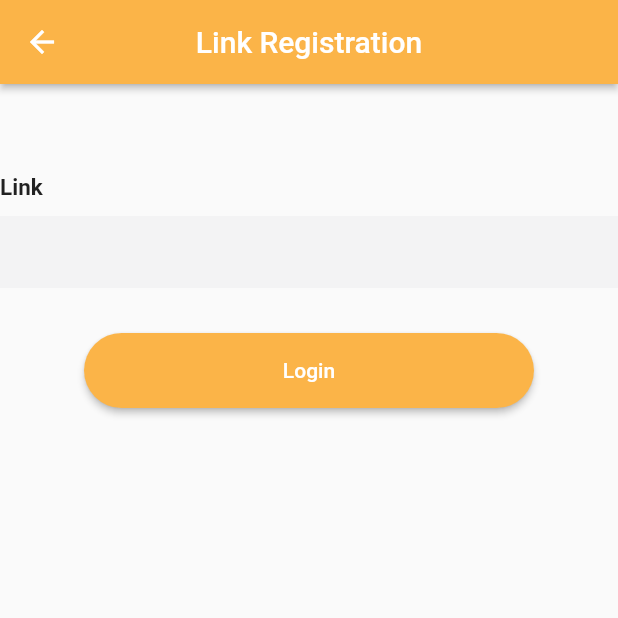
After one commit to LukksMatthaus/flu_link_short, a Flutter app: the HomePage screen opened by its route, after a tap on the "add" icon, on a phone screen of 412 x 824 dp, the top half of it. The commit adds this screen. Run offline on Flutter 3.47's test engine with Material 2 defaults, Android fonts, the phone set to English and light mode, and no system bars; drawn by our look-alikes of rounded_loading_button; our stand-ins replace get; accounts and stored records are empty.

Commit message:
Link shrink and registration

```diff
--- /dev/null
+++ b/lib/controllers/linkRegisterController.dart
@@ -0,0 +1,34 @@
+import 'package:flu_link_short/models/linkModel.dart';
+import 'package:flu_link_short/services/api.dart';
+import 'package:get/get.dart';
+
+class LinkRegisterController extends GetxController {
+  final api = API();
+
+  String dest;
+  Link link;
+  setDest(d) {
+    dest = d;
+  }
+
+  Future<bool> registerLink(int id, String token) async {
+    var temp = await api.shrinkLink(dest);
+    if (temp != null) {
+      link = new Link(
+          data: DateTime.now().toUtc().toIso8601String(),
+          shortLink: 'https://' + temp['shortUrl'],
+          original: dest);
+      print(link.data);
+      print(link.shortLink);
+      print(link.original);
+
+      var temp2 = await api.registerLink(
+          link.shortLink, link.original, link.data, id, token);
+      if (temp2 != null)
+        return Future<bool>.value(true);
+      else
+        return Future<bool>.value(false);
+    } else
+      return Future<bool>.value(false);
+  }
+}
--- a/lib/main.dart
+++ b/lib/main.dart
@@ -1,9 +1,11 @@
+import 'package:flu_link_short/controllers/linkRegisterController.dart';
 import 'package:flu_link_short/controllers/signupcontroller.dart';
 import 'package:flu_link_short/controllers/userController.dart';
 import 'package:flu_link_short/pages/all/login.dart';
 import 'package:flu_link_short/pages/all/singup.dart';
 import 'package:flu_link_short/pages/all/welcome.dart';
 import 'package:flu_link_short/pages/user/home.dart';
+import 'package:flu_link_short/pages/user/linkRegister.dart';
 import 'package:flutter/material.dart';
 import 'package:flutter/services.dart';
 import 'package:flutter_localizations/flutter_localizations.dart';
@@ -17,6 +19,8 @@ void main() {
 class MyApp extends StatelessWidget {
   final SignUpController controller = Get.put(SignUpController());
   final UserController userController = Get.put(UserController());
+  final LinkRegisterController linkController =
+      Get.put(LinkRegisterController());
   @override
   Widget build(BuildContext context) {
     return GetMaterialApp(
@@ -29,7 +33,8 @@ class MyApp extends StatelessWidget {
         GetPage(name: '/', page: () => WelcomePage()),
         GetPage(name: '/signup', page: () => SignUpPage()),
         GetPage(name: '/login', page: () => Loginpage()),
-        GetPage(name: '/home', page: () => HomePage())
+        GetPage(name: '/home', page: () => HomePage()),
+        GetPage(name: '/registerLink', page: () => LinkRegisterPage())
       ],
     );
   }
--- /dev/null
+++ b/lib/models/linkModel.dart
@@ -0,0 +1,28 @@
+class Link {
+  String shortLink;
+  String data;
+  int id;
+  String original;
+
+  Link({this.shortLink, this.data, this.id, this.original});
+
+  factory Link.fromJson(Map<String, dynamic> doc) {
+    return new Link(
+        shortLink: doc['curta'],
+        data: doc['data'],
+        id: doc['id'],
+        original: doc['original']);
+  }
+}
+
+class LinkList {
+  final List<Link> links;
+
+  LinkList({this.links});
+
+  factory LinkList.fromJson(List<dynamic> parsedDoc) {
+    List<Link> lin = new List<Link>();
+    lin = parsedDoc.map((i) => Link.fromJson(i)).toList();
+    return new LinkList(links: lin);
+  }
+}
--- a/lib/pages/user/home.dart
+++ b/lib/pages/user/home.dart
@@ -1,4 +1,7 @@
+import 'package:flu_link_short/controllers/userController.dart';
+import 'package:flu_link_short/ui/bezierContainer.dart';
 import 'package:flutter/material.dart';
+import 'package:get/get.dart';
 
 class HomePage extends StatefulWidget {
   @override
@@ -6,8 +9,35 @@ class HomePage extends StatefulWidget {
 }
 
 class _HomePageState extends State<HomePage> {
+  UserController userController = Get.find();
   @override
   Widget build(BuildContext context) {
-    return Container();
+    final height = MediaQuery.of(context).size.height;
+    return Scaffold(
+      appBar: AppBar(
+        elevation: 2,
+        title: Text("Short Link"),
+        centerTitle: true,
+        backgroundColor: Color(0xfffbb448),
+        automaticallyImplyLeading: false,
+      ),
+      floatingActionButton: FloatingActionButton(
+        onPressed: () {
+          Get.toNamed('/registerLink');
+        },
+        backgroundColor: Color(0xfffbb448),
+        elevation: 2,
+        child: Icon(
+          Icons.add,
+          color: Colors.white,
+        ),
+      ),
+      body: SingleChildScrollView(
+          child: Container(
+              height: height,
+              child: Column(
+                children: [],
+              ))),
+    );
   }
 }
--- /dev/null
+++ b/lib/pages/user/linkRegister.dart
@@ -0,0 +1,84 @@
+import 'package:flu_link_short/controllers/linkRegisterController.dart';
+import 'package:flu_link_short/controllers/userController.dart';
+import 'package:flu_link_short/ui/gradient_button.dart';
+import 'package:flutter/material.dart';
+import 'package:get/get.dart';
+import 'package:rounded_loading_button/rounded_loading_button.dart';
+
+class LinkRegisterPage extends StatefulWidget {
+  @override
+  _LinkRegisterPageState createState() => _LinkRegisterPageState();
+}
+
+class _LinkRegisterPageState extends State<LinkRegisterPage> {
+  UserController userController = Get.find();
+  LinkRegisterController linkController = Get.find();
+  final RoundedLoadingButtonController _btnController =
+      new RoundedLoadingButtonController();
+
+  Widget _entryField(String title,
+      {bool isPassword = false, Function onChanged}) {
+    return Container(
+      margin: EdgeInsets.symmetric(vertical: 10),
+      child: Column(
+        crossAxisAlignment: CrossAxisAlignment.start,
+        children: <Widget>[
+          Text(
+            title,
+            style: TextStyle(fontWeight: FontWeight.bold, fontSize: 15),
+          ),
+          SizedBox(
+            height: 10,
+          ),
+          TextField(
+              obscureText: isPassword,
+              onChanged: onChanged,
+              decoration: InputDecoration(
+                  border: InputBorder.none,
+                  fillColor: Color(0xfff3f3f4),
+                  filled: true))
+        ],
+      ),
+    );
+  }
+
+  Widget _submitButton() {
+    return GradientButton('Login', () {
+      linkController
+          .registerLink(userController.user.id, userController.user.token)
+          .then((value) async {
+        if (value == true) {
+          await _btnController.success();
+        } else {
+          await _btnController.error();
+          _btnController.reset();
+        }
+      });
+    }, 0xfffbb448, 0xfff7892b, 250, 250, _btnController);
+  }
+
+  @override
+  Widget build(BuildContext context) {
+    final height = MediaQuery.of(context).size.height;
+    return Scaffold(
+      appBar: AppBar(
+        title: Text("Link Registration"),
+        centerTitle: true,
+        backgroundColor: Color(0xfffbb448),
+        elevation: 2,
+      ),
+      body: SingleChildScrollView(
+          child: Container(
+        height: height,
+        child: Column(
+          children: [
+            SizedBox(height: 50),
+            _entryField('Link', onChanged: linkController.setDest),
+            SizedBox(height: 20),
+            _submitButton()
+          ],
+        ),
+      )),
+    );
+  }
+}
```
Also changed, not shown: lib/services/api.dart (+48 -0 lines).
